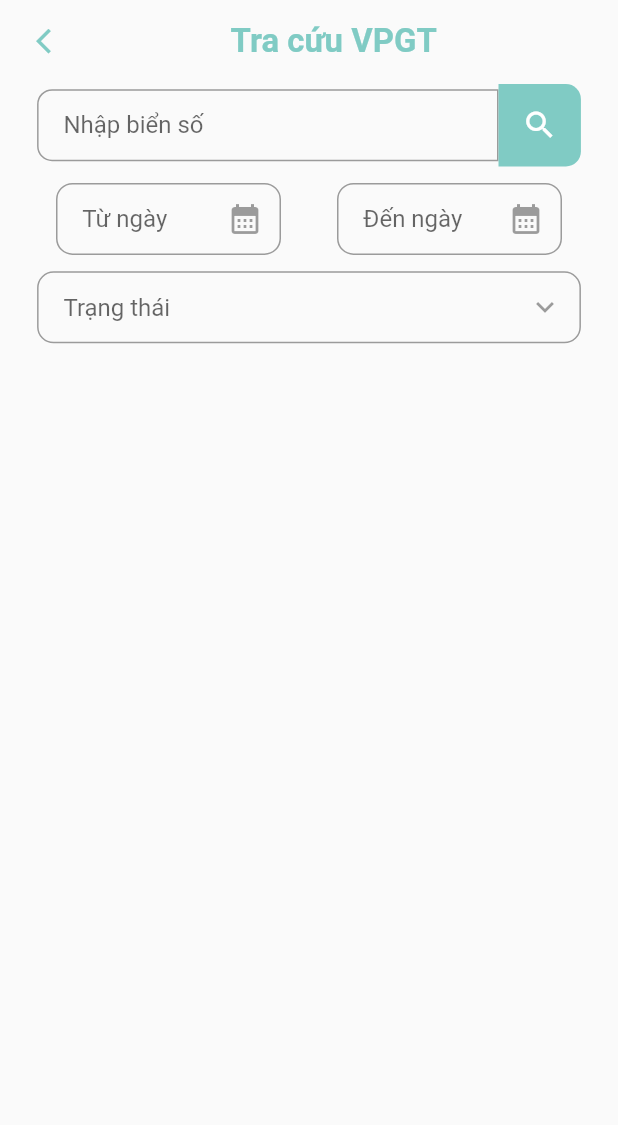
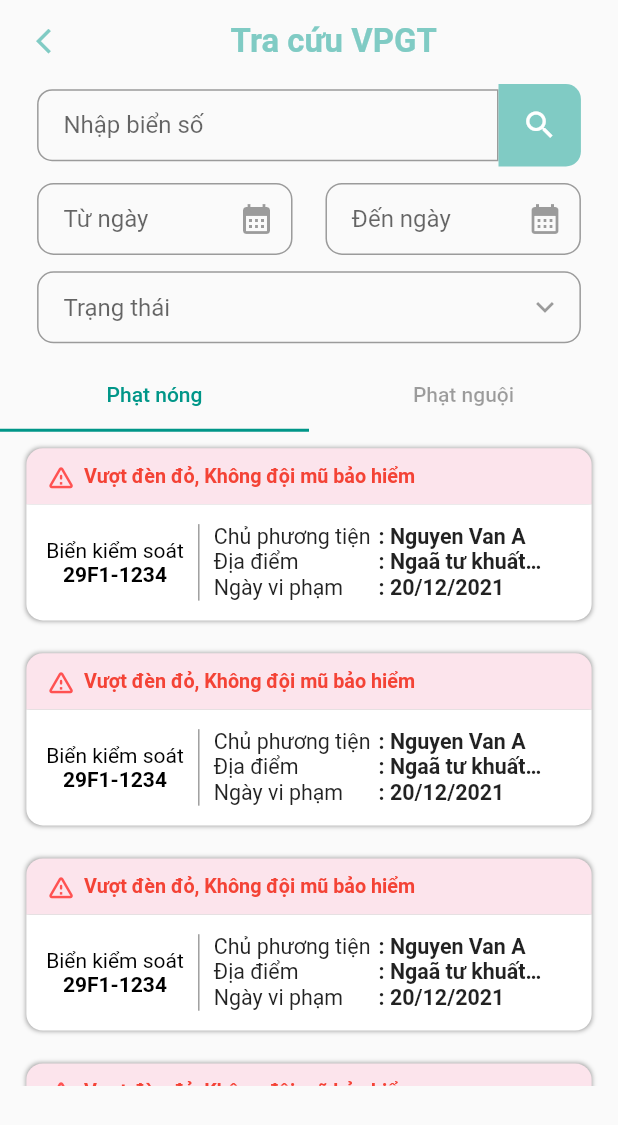
Before and after one commit to Ngoc-Canh/demo_app, a Flutter app: the VPGTScreen screen opened by its route, on a phone screen of 412 x 824 dp. Shown: the top 1125 px of the screen. Run offline on Flutter 3.47's test engine with Material 2 defaults, Android fonts, the phone set to English and light mode, and no system bars.

Commit message:
- commit

```diff
--- /dev/null
+++ b/lib/components/item_violation.dart
@@ -0,0 +1,165 @@
+import 'package:flutter/material.dart';
+
+import '../size_config.dart';
+
+class ItemViolation extends StatelessWidget {
+  const ItemViolation({
+    Key? key,
+  }) : super(key: key);
+
+  @override
+  Widget build(BuildContext context) {
+    return Container(
+      margin: EdgeInsets.symmetric(vertical: getProportionateScreenWidth(10)),
+      decoration: BoxDecoration(
+        borderRadius: BorderRadius.circular(10),
+        boxShadow: const [
+          BoxShadow(color: Colors.black38, blurRadius: 2)
+        ],
+      ),
+      child: Column(
+        children: [
+          Container(
+            padding: EdgeInsets.symmetric(
+              horizontal: getProportionateScreenWidth(12),
+              vertical: getProportionateScreenWidth(8),
+            ),
+            decoration: BoxDecoration(
+              borderRadius: BorderRadius.only(
+                topLeft: Radius.circular(
+                  getProportionateScreenWidth(10),
+                ),
+                topRight: Radius.circular(
+                  getProportionateScreenWidth(10),
+                ),
+              ),
+              color: Colors.pink.shade50,
+            ),
+            child: Row(
+              crossAxisAlignment: CrossAxisAlignment.center,
+              children: [
+                Icon(
+                  Icons.warning_amber_rounded,
+                  color: Colors.redAccent,
+                  size: getProportionateScreenWidth(18),
+                ),
+                SizedBox(width: getProportionateScreenWidth(5)),
+                Text(
+                  "Vượt đèn đỏ, Không đội mũ bảo hiểm",
+                  style: TextStyle(
+                    color: Colors.red,
+                    fontWeight: FontWeight.w600,
+                    fontSize: getProportionateScreenWidth(12),
+                  ),
+                ),
+              ],
+            ),
+          ),
+          Container(
+            padding: EdgeInsets.all(getProportionateScreenWidth(12)),
+            decoration: BoxDecoration(
+              borderRadius: BorderRadius.only(
+                bottomRight: Radius.circular(
+                  getProportionateScreenWidth(10),
+                ),
+                bottomLeft: Radius.circular(
+                  getProportionateScreenWidth(10),
+                ),
+              ),
+              color: Colors.white,
+            ),
+            child: IntrinsicHeight(
+              child: Row(
+                children: [
+                  RichText(
+                    textAlign: TextAlign.center,
+                    text: const TextSpan(
+                      text: "Biển kiểm soát\n",
+                      style: TextStyle(color: Colors.black),
+                      children: [
+                        TextSpan(
+                          text: "29F1-1234",
+                          style: TextStyle(
+                            fontWeight: FontWeight.w600,
+                          ),
+                        ),
+                      ],
+                    ),
+                  ),
+                  const VerticalDivider(
+                    width: 20,
+                    thickness: 1,
+                    color: Colors.grey,
+                  ),
+                  SizedBox(
+                    width: getProportionateScreenWidth(100),
+                    child: Column(
+                      crossAxisAlignment: CrossAxisAlignment.start,
+                      mainAxisAlignment: MainAxisAlignment.spaceEvenly,
+                      children: [
+                        Text(
+                          "Chủ phương tiện",
+                          style: TextStyle(
+                            fontSize: getProportionateScreenWidth(13),
+                          ),
+                        ),
+                        Text(
+                          "Địa điểm",
+                          style: TextStyle(
+                            fontSize: getProportionateScreenWidth(13),
+                          ),
+                        ),
+                        Text(
+                          "Ngày vi phạm",
+                          style: TextStyle(
+                            fontSize: getProportionateScreenWidth(13),
+                          ),
+                        )
+                      ],
+                    ),
+                  ),
+                  SizedBox(
+                    width: getProportionateScreenWidth(100),
+                    child: Column(
+                      crossAxisAlignment: CrossAxisAlignment.start,
+                      mainAxisAlignment: MainAxisAlignment.spaceEvenly,
+                      children: [
+                        Text(
+                          ": Nguyen Van A",
+                          style: TextStyle(
+                            fontSize: getProportionateScreenWidth(13),
+                            fontWeight: FontWeight.w600,
+                          ),
+                          maxLines: 1,
+                          overflow: TextOverflow.ellipsis,
+                        ),
+                        Text(
+                          ": Ngaã tư khuất duy tiến ",
+                          style: TextStyle(
+                            fontSize: getProportionateScreenWidth(13),
+                            fontWeight: FontWeight.w600,
+                          ),
+                          maxLines: 1,
+                          overflow: TextOverflow.ellipsis,
+                        ),
+                        Text(
+                          ": 20/12/2021",
+                          style: TextStyle(
+                            fontSize: getProportionateScreenWidth(13),
+                            fontWeight: FontWeight.w600,
+                          ),
+                          maxLines: 1,
+                          overflow: TextOverflow.ellipsis,
+                        ),
+                      ],
+                    ),
+                  ),
+                ],
+              ),
+            ),
+          )
+        ],
+      ),
+    );
+  }
+}
--- a/lib/main.dart
+++ b/lib/main.dart
@@ -1,6 +1,5 @@
 import 'package:demo_app/routers.dart';
 import 'package:demo_app/screen/home/home_screen.dart';
-import 'package:demo_app/screen/notification/notification_screen.dart';
 import 'package:flutter/material.dart';
 
 void main() {
@@ -19,7 +18,7 @@ class MyApp extends StatelessWidget {
         primarySwatch: Colors.blue,
       ),
       routes: routers,
-      initialRoute: NotificationScreen.routerName,
+      initialRoute: HomeScreen.routerName,
     );
   }
 }
--- /dev/null
+++ b/lib/screen/vpgt_search/components/violation_tab.dart
@@ -0,0 +1,82 @@
+import 'package:flutter/material.dart';
+
+import '../../../components/item_violation.dart';
+import '../../../size_config.dart';
+
+class ViolationTab extends StatefulWidget {
+  const ViolationTab({Key? key}) : super(key: key);
+
+  @override
+  _ViolationTabState createState() => _ViolationTabState();
+}
+
+class _ViolationTabState extends State<ViolationTab> {
+  @override
+  Widget build(BuildContext context) {
+    return SingleChildScrollView(
+      scrollDirection: Axis.vertical,
+      child: Column(
+        children: [_tabSection(context)],
+      ),
+    );
+  }
+
+  Widget _tabSection(BuildContext context) {
+    return DefaultTabController(
+      length: 2,
+      child: Column(
+        mainAxisSize: MainAxisSize.min,
+        children: <Widget>[
+          const TabBar(
+            labelColor: Colors.teal,
+            unselectedLabelColor: Colors.black38,
+            indicatorColor: Colors.teal,
+            tabs: [
+              Tab(text: "Phạt nóng"),
+              Tab(text: "Phạt nguội"),
+            ],
+          ),
+          SizedBox(
+            height: getProportionateScreenHeight(430),
+            child: TabBarView(
+              children: [
+                SingleChildScrollView(
+                  scrollDirection: Axis.vertical,
+                  child: Container(
+                    padding: EdgeInsets.symmetric(
+                      horizontal: getProportionateScreenWidth(16),
+                    ),
+                    child: Column(
+                      children: const [
+                        ItemViolation(),
+                        ItemViolation(),
+                        ItemViolation(),
+                        ItemViolation(),
+                      ],
+                    ),
+                  ),
+                ),
+                SingleChildScrollView(
+                  scrollDirection: Axis.vertical,
+                  child: Container(
+                    padding: EdgeInsets.symmetric(
+                      horizontal: getProportionateScreenWidth(16),
+                    ),
+                    child: Column(
+                      children: const [
+                        ItemViolation(),
+                        ItemViolation(),
+                        ItemViolation(),
+                        ItemViolation(),
+                      ],
+                    ),
+                  ),
+                ),
+              ],
+            ),
+          ),
+        ],
+      ),
+    );
+  }
+}
```
Also changed, not shown: lib/components/default_button.dart (added, +57 -0 lines), lib/screen/vpgt_search/components/body.dart (+40 -77 lines), lib/screen/vpgt_search/components/body_date_picker_dialog.dart (added, +30 -0 lines), lib/screen/vpgt_search/components/body_dialog.dart (added, +55 -0 lines), lib/screen/vpgt_search/components/body_status_dialog.dart (added, +45 -0 lines).
